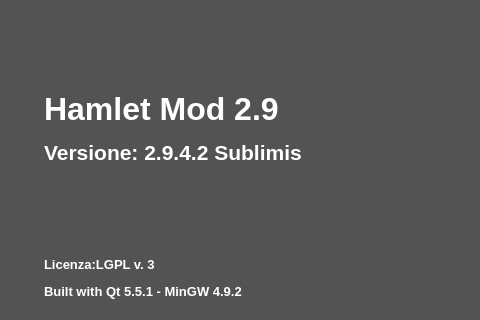
Before: the Qt Designer form mainwindow.ui in fblabs/HamletMODSF, drawn with Qt 5; both pictures show x 453 to 933 and y 0 to 320 of the 1112 by 780 pixel window.
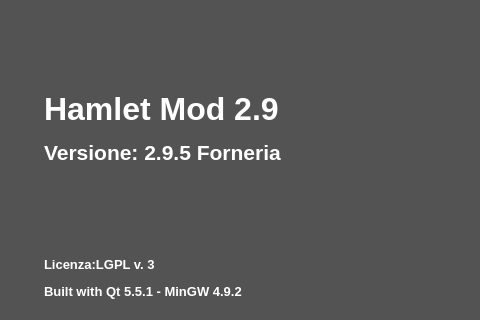
After: the same form once the commit is applied. Icons and pictures are not drawn.

What changed in the file:
```diff
--- a/mainwindow.ui
+++ b/mainwindow.ui
@@ -548,7 +548,7 @@
          <enum>QFrame::NoFrame</enum>
         </property>
         <property name="text">
-         <string>&lt;html&gt;&lt;head/&gt;&lt;body&gt;&lt;p&gt;&lt;span style=&quot; font-size:24pt; font-weight:600;&quot;&gt;Hamlet Mod 2.9&lt;/span&gt;&lt;/p&gt;&lt;p&gt;&lt;span style=&quot; font-size:16pt; font-weight:600;&quot;&gt;Versione: 2.9.4.2 Sublimis&lt;/span&gt;&lt;/p&gt;&lt;p&gt;&lt;br/&gt;&lt;/p&gt;&lt;p&gt;&lt;br/&gt;&lt;/p&gt;&lt;p&gt;&lt;span style=&quot; font-size:10pt; font-weight:600;&quot;&gt;Licenza:LGPL v. 3&lt;/span&gt;&lt;/p&gt;&lt;p&gt;&lt;span style=&quot; font-size:10pt; font-weight:600;&quot;&gt;Built with Qt 5.5.1 - MinGW 4.9.2&lt;/span&gt;&lt;/p&gt;&lt;p&gt;&lt;br/&gt;&lt;/p&gt;&lt;p&gt;&lt;br/&gt;&lt;/p&gt;&lt;p&gt;&lt;span style=&quot; font-size:10pt;&quot;&gt;© FBLABS 2015-2020&lt;/span&gt;&lt;/p&gt;&lt;p&gt;&lt;br/&gt;&lt;/p&gt;&lt;/body&gt;&lt;/html&gt;</string>
+         <string>&lt;html&gt;&lt;head/&gt;&lt;body&gt;&lt;p&gt;&lt;span style=&quot; font-size:24pt; font-weight:600;&quot;&gt;Hamlet Mod 2.9&lt;/span&gt;&lt;/p&gt;&lt;p&gt;&lt;span style=&quot; font-size:16pt; font-weight:600;&quot;&gt;Versione: 2.9.5 Forneria&lt;/span&gt;&lt;/p&gt;&lt;p&gt;&lt;br/&gt;&lt;/p&gt;&lt;p&gt;&lt;br/&gt;&lt;/p&gt;&lt;p&gt;&lt;span style=&quot; font-size:10pt; font-weight:600;&quot;&gt;Licenza:LGPL v. 3&lt;/span&gt;&lt;/p&gt;&lt;p&gt;&lt;span style=&quot; font-size:10pt; font-weight:600;&quot;&gt;Built with Qt 5.5.1 - MinGW 4.9.2&lt;/span&gt;&lt;/p&gt;&lt;p&gt;&lt;br/&gt;&lt;/p&gt;&lt;p&gt;&lt;br/&gt;&lt;/p&gt;&lt;p&gt;&lt;span style=&quot; font-size:10pt;&quot;&gt;© FBLABS 2015-2020&lt;/span&gt;&lt;/p&gt;&lt;p&gt;&lt;br/&gt;&lt;/p&gt;&lt;/body&gt;&lt;/html&gt;</string>
         </property>
         <property name="scaledContents">
          <bool>false</bool>
```
